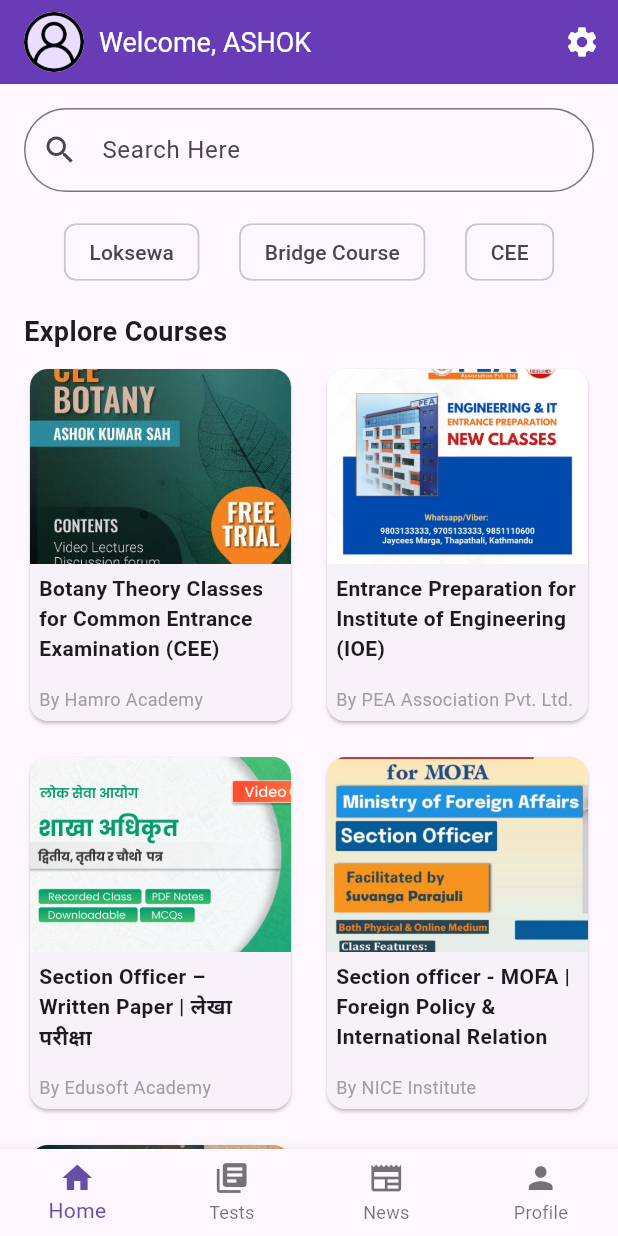
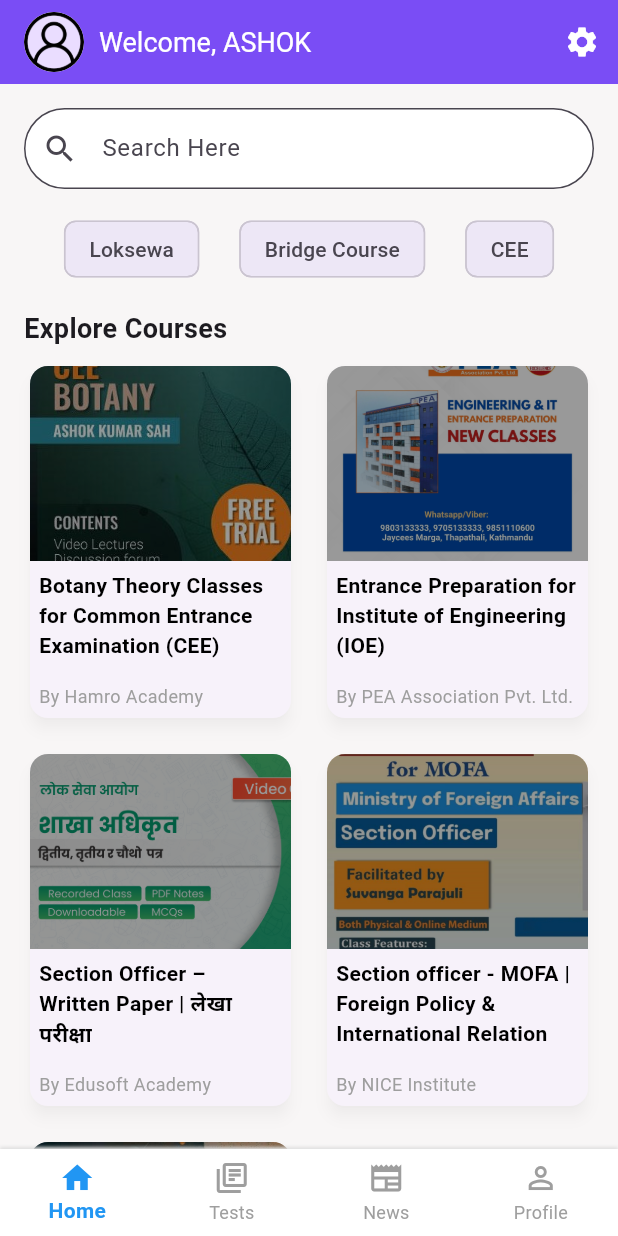
Before and after one commit to bayes-ashok/shikshalaya-mobile-app-assignment, a Flutter app: the screen it shows after launch, on a phone screen of 412 x 824 dp. Run offline on Flutter 3.47's test engine with Material 3 defaults, Android fonts, the light colour scheme and no system bars.

Commit message:
added bpttom navigation+created skeleton for pages

```diff
--- a/lib/app.dart
+++ b/lib/app.dart
@@ -1,4 +1,5 @@
 import 'package:flutter/material.dart';
+import 'package:shikshalaya/common/bottom_nav.dart';
 import 'package:shikshalaya/view/home_page.dart';
 import 'package:shikshalaya/view/login_view.dart';
 // import 'package:shikshalaya/view/onboarding_screen.dart';
@@ -13,7 +14,7 @@
       initialRoute: '/',
       debugShowCheckedModeBanner: false,
       routes: {
-        '/': (context) => const HomePage(),
+        '/': (context) => const BottomNav(),
         '/register': (context) => const RegisterView(),
         '/login': (context) => const LoginView(),
         '/dashboard': (context) => const HomePage(),
--- /dev/null
+++ b/lib/common/bottom_nav.dart
@@ -0,0 +1,111 @@
+import 'package:flutter/material.dart';
+import 'package:shikshalaya/view/home_page.dart';
+import 'package:shikshalaya/view/news_screen.dart';
+import 'package:shikshalaya/view/profile_screen.dart';
+import 'package:shikshalaya/view/test_screen.dart';
+
+class BottomNav extends StatefulWidget {
+  const BottomNav({super.key});
+
+  @override
+  State<BottomNav> createState() => _BottomNavState();
+}
+
+class _BottomNavState extends State<BottomNav> {
+  int _selectedIndex = 0;
+  List<Widget> lstBottomScreen = [
+    const HomePage(),
+    const TestScreen(),
+    const NewsScreen(),
+    const ProfileScreen()
+  ];
+
+  @override
+  Widget build(BuildContext context) {
+    return Scaffold(
+      appBar: AppBar(
+        backgroundColor: Colors.deepPurpleAccent,
+        elevation: 6,
+        title: const Row(
+          children: [
+            CircleAvatar(
+              backgroundImage: AssetImage('assets/images/icon.png'),
+            ),
+            SizedBox(width: 10),
+            Text(
+              'Welcome, ASHOK',
+              style: TextStyle(color: Colors.white, fontSize: 18),
+            ),
+          ],
+        ),
+        actions: [
+          IconButton(
+            icon: const Icon(Icons.settings, color: Colors.white),
+            onPressed: () {},
+          ),
+        ],
+      ),
+      body: AnimatedSwitcher(
+        duration: const Duration(milliseconds: 300),
+        child: lstBottomScreen[_selectedIndex],
+      ),
+      bottomNavigationBar: Container(
+        decoration: BoxDecoration(
+          color: Colors.white,
+          boxShadow: [
+            BoxShadow(
+              color: Colors.grey.shade300,
+              blurRadius: 1,
+              offset: const Offset(0, -1.5),
+            ),
+          ],
+        ),
+        child: BottomNavigationBar(
+          type: BottomNavigationBarType.fixed,
+          backgroundColor: Colors.transparent,
+          elevation: 0,
+          selectedItemColor: Colors.blue,
+          unselectedItemColor: Colors.grey,
+          selectedLabelStyle: const TextStyle(fontWeight: FontWeight.bold),
+          unselectedLabelStyle: const TextStyle(fontSize: 12),
+          currentIndex: _selectedIndex,
+          onTap: (index) {
+            setState(() {
+              _selectedIndex = index;
+            });
+          },
+          items: [
+            BottomNavigationBarItem(
+              icon: Icon(
+                _selectedIndex == 0 ? Icons.home : Icons.home_outlined,
+              ),
+              label: 'Home',
+            ),
+            BottomNavigationBarItem(
+              icon: Icon(
+                _selectedIndex == 1
+                    ? Icons.library_books
+                    : Icons.library_books_outlined,
+              ),
+              label: 'Tests',
+            ),
+            BottomNavigationBarItem(
+              icon: Icon(
+                _selectedIndex == 2
+                    ? Icons.newspaper
+                    : Icons.newspaper_outlined,
+              ),
+              label: 'News',
+            ),
+            BottomNavigationBarItem(
+              icon: Icon(
+                _selectedIndex == 3 ? Icons.person : Icons.person_outline,
+              ),
+              label: 'Profile',
+            ),
+          ],
+        ),
+      ),
+    );
+  }
+}
--- a/lib/view/home_page.dart
+++ b/lib/view/home_page.dart
@@ -6,29 +6,9 @@
   @override
   Widget build(BuildContext context) {
     return Scaffold(
-      appBar: AppBar(
-        backgroundColor: Colors.deepPurple,
-        elevation: 3,
-        title: const Row(
-          children: [
-            CircleAvatar(
-              backgroundImage: AssetImage('assets/images/icon.png'),
-            ),
-            SizedBox(width: 10),
-            Text(
-              'Welcome, ASHOK',
-              style: TextStyle(color: Colors.white, fontSize: 18),
-            ),
-          ],
-        ),
-        actions: [
-          IconButton(
-            icon: const Icon(Icons.settings, color: Colors.white),
-            onPressed: () {},
-          ),
-        ],
-      ),
       body: SingleChildScrollView(
+        child: Container(
+          color: const Color.fromARGB(255, 248, 246, 246),
           child: Padding(
             padding: const EdgeInsets.all(16.0),
             child: Column(
@@ -41,7 +21,13 @@
                     hintText: 'Search Here',
                     border: OutlineInputBorder(
                       borderRadius: BorderRadius.circular(30),
+                      borderSide:
+                          const BorderSide(color: Colors.deepPurpleAccent),
                     ),
+                    filled: true,
+                    fillColor: Colors.white,
+                    contentPadding: const EdgeInsets.symmetric(
+                        vertical: 15, horizontal: 20),
                   ),
                 ),
                 const SizedBox(height: 16),
@@ -49,30 +35,46 @@
                 Row(
                   mainAxisAlignment: MainAxisAlignment.spaceEvenly,
                   children: [
-                  FilterChip(label: const Text('Loksewa'), onSelected: (_) {}),
                     FilterChip(
-                      label: const Text('Bridge Course'), onSelected: (_) {}),
-                  FilterChip(label: const Text('CEE'), onSelected: (_) {}),
+                      label: const Text('Loksewa'),
+                      onSelected: (_) {},
+                      backgroundColor: Colors.deepPurple.shade50,
+                      selectedColor: Colors.deepPurpleAccent,
+                      selected: false,
+                    ),
+                    FilterChip(
+                      label: const Text('Bridge Course'),
+                      onSelected: (_) {},
+                      backgroundColor: Colors.deepPurple.shade50,
+                      selectedColor: Colors.deepPurpleAccent,
+                      selected: false,
+                    ),
+                    FilterChip(
+                      label: const Text('CEE'),
+                      onSelected: (_) {},
+                      backgroundColor: Colors.deepPurple.shade50,
+                      selectedColor: Colors.deepPurpleAccent,
+                      selected: false,
+                    ),
                   ],
                 ),
                 const SizedBox(height: 16),
-              // Continue Watching Section
+                // Explore Courses Section
                 const Text(
                   'Explore Courses',
                   style: TextStyle(fontSize: 18, fontWeight: FontWeight.bold),
                 ),
                 const SizedBox(height: 8),
                 GridView.builder(
-                physics:
-                    const NeverScrollableScrollPhysics(), // Prevent GridView from scrolling
+                  physics: const NeverScrollableScrollPhysics(),
                   shrinkWrap: true,
                   gridDelegate: const SliverGridDelegateWithFixedCrossAxisCount(
-                  crossAxisCount: 2, // Two cards per row
+                    crossAxisCount: 2,
                     mainAxisSpacing: 16,
                     crossAxisSpacing: 16,
-                  childAspectRatio: 3 / 4, // Adjust height/width ratio of cards
+                    childAspectRatio: 3 / 4,
                   ),
-                itemCount: cardData.length, // Number of cards
+                  itemCount: cardData.length,
                   itemBuilder: (context, index) {
                     return buildCourseCard(
                       title: cardData[index]['title']!,
@@ -85,26 +87,6 @@
             ),
           ),
         ),
-      bottomNavigationBar: BottomNavigationBar(
-        type: BottomNavigationBarType.fixed,
-        items: const [
-          BottomNavigationBarItem(
-            icon: Icon(Icons.home),
-            label: 'Home',
-          ),
-          BottomNavigationBarItem(
-            icon: Icon(Icons.library_books),
-            label: 'Tests',
-          ),
-          BottomNavigationBarItem(
-            icon: Icon(Icons.newspaper_outlined),
-            label: 'News',
-          ),
-          BottomNavigationBarItem(
-            icon: Icon(Icons.person),
-            label: 'Profile',
-          ),
-        ],
       ),
     );
   }
@@ -116,6 +98,8 @@
   }) {
     return Card(
       shape: RoundedRectangleBorder(borderRadius: BorderRadius.circular(12)),
+      elevation: 4,
+      shadowColor: Colors.black.withOpacity(0.2),
       child: Column(
         crossAxisAlignment: CrossAxisAlignment.start,
         children: [
@@ -125,11 +109,21 @@
               topLeft: Radius.circular(12),
               topRight: Radius.circular(12),
             ),
-            child: Image.asset(
+            child: Stack(
+              children: [
+                Image.asset(
                   imagePath,
                   height: 130,
                   width: double.infinity,
                   fit: BoxFit.cover,
+                ),
+                Container(
+                  height: 130,
+                  width: double.infinity,
+                  color: Colors.black
+                      .withOpacity(0.4), // Add dark overlay for readability
+                ),
+              ],
             ),
           ),
           const SizedBox(height: 6),
@@ -138,7 +132,11 @@
             padding: const EdgeInsets.symmetric(horizontal: 6.0),
             child: Text(
               title,
-              style: const TextStyle(fontWeight: FontWeight.bold, fontSize: 14),
+              style: const TextStyle(
+                fontWeight: FontWeight.bold,
+                fontSize: 14,
+                color: Colors.black,
+              ),
               maxLines: 3,
               overflow: TextOverflow.ellipsis,
             ),
--- /dev/null
+++ b/lib/view/news_screen.dart
@@ -0,0 +1,17 @@
+import 'package:flutter/material.dart';
+
+class NewsScreen extends StatefulWidget {
+  const NewsScreen({super.key});
+
+  @override
+  State<NewsScreen> createState() => _NewsScreenState();
+}
+
+class _NewsScreenState extends State<NewsScreen> {
+  @override
+  Widget build(BuildContext context) {
+    return const Scaffold(
+      body: Text("News Section"),
+    );
+  }
+}
--- /dev/null
+++ b/lib/view/profile_screen.dart
@@ -0,0 +1,17 @@
+import 'package:flutter/material.dart';
+
+class ProfileScreen extends StatefulWidget {
+  const ProfileScreen({super.key});
+
+  @override
+  State<ProfileScreen> createState() => _ProfileScreenState();
+}
+
+class _ProfileScreenState extends State<ProfileScreen> {
+  @override
+  Widget build(BuildContext context) {
+    return const Scaffold(
+      body: Text("Profile Section"),
+    );
+  }
+}
--- a/lib/view/test_screen.dart
+++ b/lib/view/test_screen.dart
@@ -0,0 +1,17 @@
+import 'package:flutter/material.dart';
+
+class TestScreen extends StatefulWidget {
+  const TestScreen({super.key});
+
+  @override
+  State<TestScreen> createState() => _TestScreenState();
+}
+
+class _TestScreenState extends State<TestScreen> {
+  @override
+  Widget build(BuildContext context) {
+    return const Scaffold(
+      body: Text("Test Section"),
+    );
+  }
+}
```
Also changed, not shown: lib/view/news.dart (deleted), lib/view/profile.dart (deleted). Lines whose indentation alone changed are shown as unchanged.
